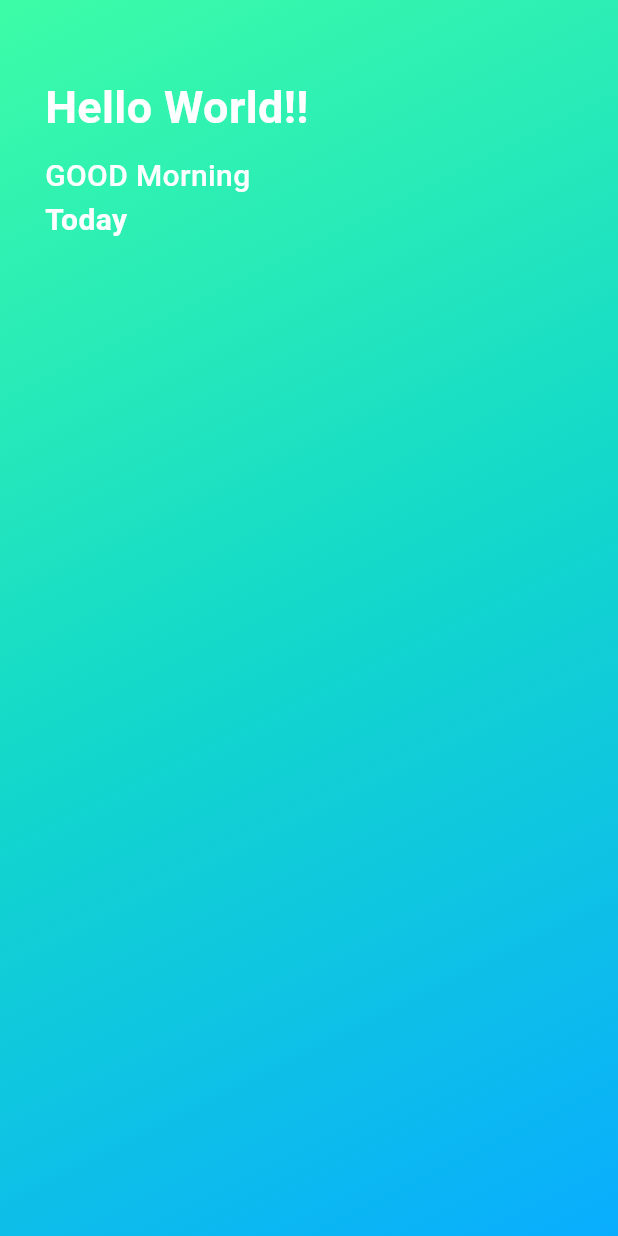
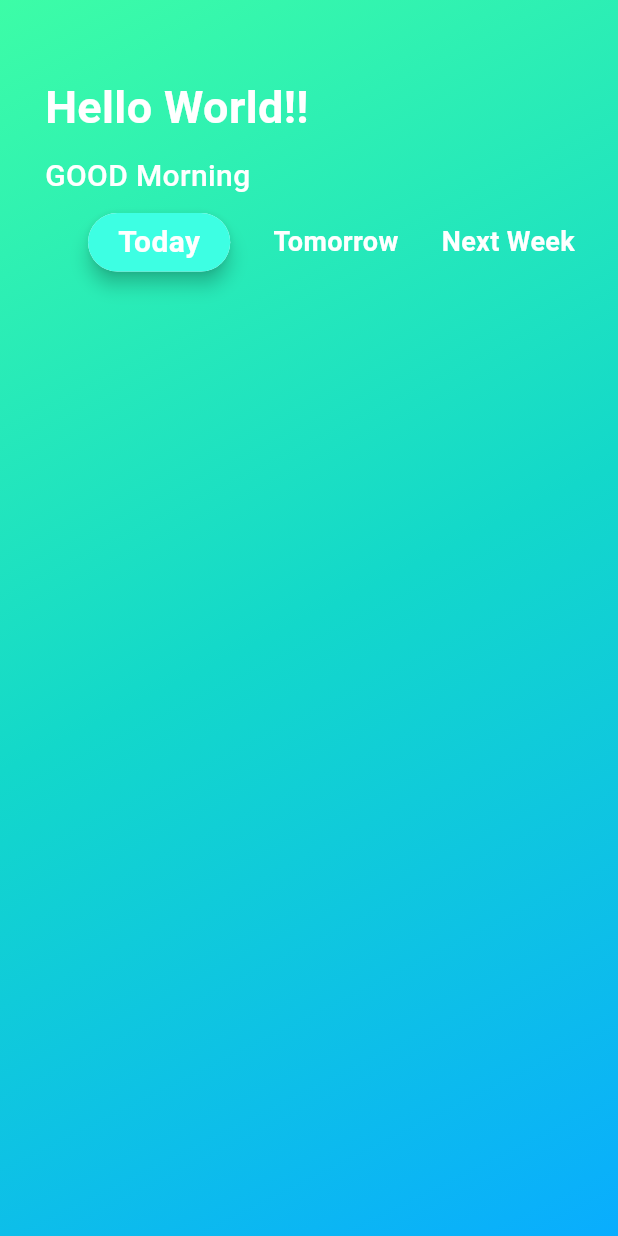
Before and after one commit to puniiith25/to_do_app, a Flutter app: the screen it shows after launch, on a phone screen of 412 x 824 dp. Run offline on Flutter 3.47's test engine with Material 3 defaults, Android fonts, the phone set to English and light mode, and no system bars.

Commit message:
2 commite

```diff
--- a/lib/pages/Home.dart
+++ b/lib/pages/Home.dart
@@ -41,9 +41,21 @@ class _HomeState extends State<Home> {
                   color: Colors.white,
                   fontWeight: FontWeight.w500),
             ),
+            SizedBox(
+              height: 10.0,
+            ),
             Row(
+              mainAxisAlignment: MainAxisAlignment.spaceEvenly,
               children: [
-                Container(
+                Material(
+                  elevation: 5,
+                  borderRadius: BorderRadius.circular(20),
+                  child: Container(
+                    padding:
+                        EdgeInsets.symmetric(horizontal: 20.0, vertical: 5.0),
+                    decoration: BoxDecoration(
+                        color: Color(0xff3dffe3),
+                        borderRadius: BorderRadius.circular(20)),
                     child: Text(
                       "Today",
                       style: TextStyle(
@@ -51,7 +63,22 @@ class _HomeState extends State<Home> {
                           fontSize: 20,
                           fontWeight: FontWeight.bold),
                     ),
-                )
+                  ),
+                ),
+                Text(
+                  "Tomorrow",
+                  style: TextStyle(
+                      color: Colors.white,
+                      fontSize: 18,
+                      fontWeight: FontWeight.bold),
+                ),
+                Text(
+                  "Next Week",
+                  style: TextStyle(
+                      color: Colors.white,
+                      fontSize: 18,
+                      fontWeight: FontWeight.bold),
+                ),
               ],
             )
           ],
```
Lines whose indentation alone changed are shown as unchanged.
